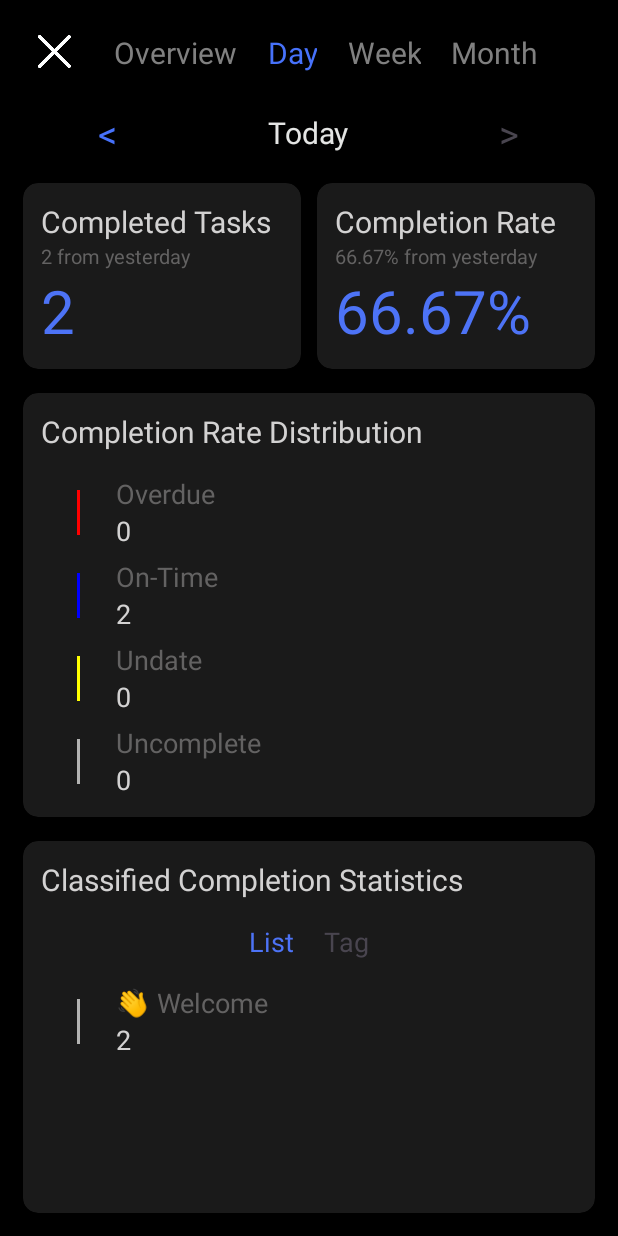
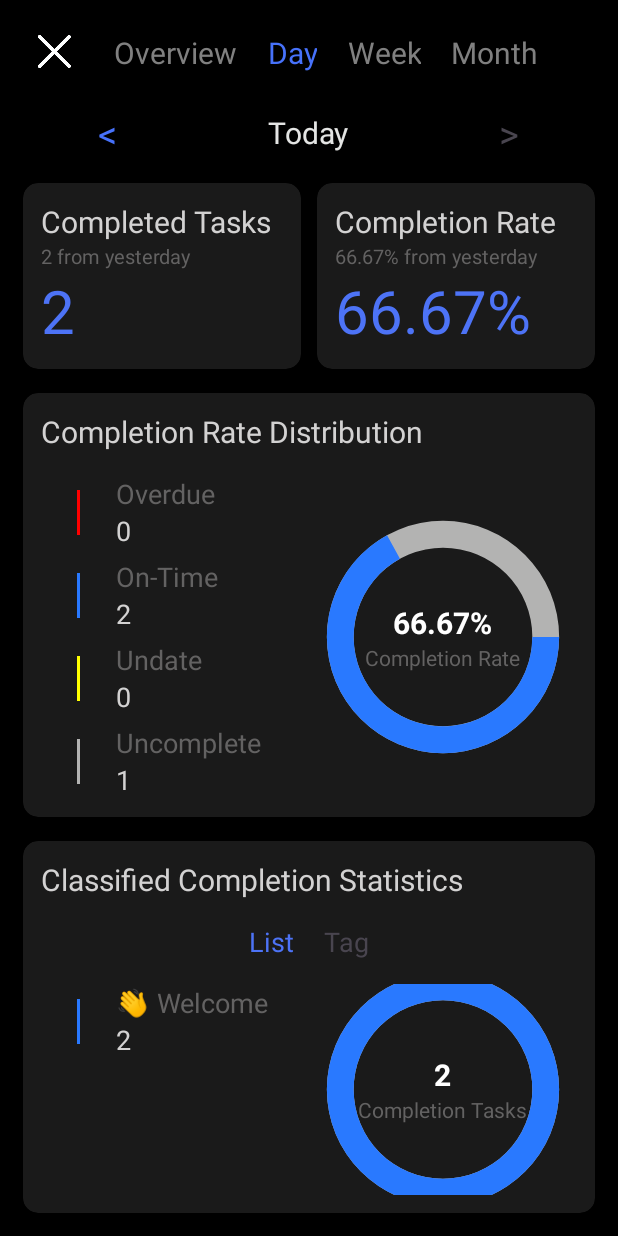
Before and after one commit to nguyenhuytan2004/Mobile-project, an Android app: the screen it shows after launch (TestScreen), on a phone screen of 412 x 824 dp. Run offline under Robolectric (Android 15) with nearby library versions, the phone set to English and light mode, and no system bars; Roboto replaces fonts that are not available here.

Commit message:
update -task statistics- screen

```diff
--- /dev/null
+++ b/app/src/main/res/drawable/circle_progress.xml
@@ -0,0 +1,23 @@
+<layer-list xmlns:android="http://schemas.android.com/apk/res/android">
+
+    <!-- Nền vòng màu xám -->
+    <item>
+        <shape android:shape="ring"
+            android:innerRadiusRatio="3"
+            android:thicknessRatio="10"
+            android:useLevel="false">
+            <solid android:color="#b3b3b2"/>
+        </shape>
+    </item>
+
+    <!-- Tiến trình màu xanh -->
+    <item>
+        <shape android:shape="ring"
+            android:innerRadiusRatio="3"
+            android:thicknessRatio="10"
+            android:useLevel="true">
+            <solid android:color="#2979FF"/>
+        </shape>
+    </item>
+
+</layer-list>
--- a/app/src/main/res/layout/task_statistics.xml
+++ b/app/src/main/res/layout/task_statistics.xml
@@ -120,7 +120,7 @@
                 android:padding="12dp">
 
                 <TextView
-                    android:id="@+id/textView10"
+                    android:id="@+id/textView28"
                     android:layout_width="wrap_content"
                     android:layout_height="wrap_content"
                     android:text="Completed Tasks"
@@ -128,7 +128,7 @@
                     android:textSize="20sp"/>
 
                 <TextView
-                    android:id="@+id/textView11"
+                    android:id="@+id/textView29"
                     android:layout_width="wrap_content"
                     android:layout_height="wrap_content"
                     android:layout_weight="1"
@@ -137,7 +137,7 @@
                     android:textSize="13sp"/>
 
                 <TextView
-                    android:id="@+id/textView12"
+                    android:id="@+id/textView30"
                     android:layout_width="wrap_content"
                     android:layout_height="wrap_content"
                     android:text="2"
@@ -216,7 +216,7 @@
 
             <LinearLayout
                 android:layout_width="match_parent"
-                android:layout_height="match_parent"
+                android:layout_height="wrap_content"
                 android:orientation="horizontal">
 
                 <LinearLayout
@@ -274,7 +274,7 @@
                             android:id="@+id/imageView3"
                             android:layout_width="50dp"
                             android:layout_height="50dp"
-                            android:tint="@color/blue"
+                            android:tint="#2979FF"
                             android:padding="10dp"
                             android:src="@drawable/line_icon"/>
 
@@ -348,7 +348,7 @@
                         android:orientation="horizontal">
 
                         <ImageView
-                            android:id="@+id/imageView5"
+                            android:id="@+id/imageView6"
                             android:layout_width="50dp"
                             android:layout_height="50dp"
                             android:tint="#b3b3b2"
@@ -362,7 +362,7 @@
                             android:layout_gravity="center">
 
                             <TextView
-                                android:id="@+id/textView20"
+                                android:id="@+id/textView21"
                                 android:layout_width="match_parent"
                                 android:layout_height="wrap_content"
                                 android:text="Uncomplete"
@@ -370,10 +370,10 @@
                                 android:textSize="18sp" />
 
                             <TextView
-                                android:id="@+id/textView21"
+                                android:id="@+id/textView22"
                                 android:layout_width="match_parent"
                                 android:layout_height="wrap_content"
-                                android:text="0"
+                                android:text="1"
                                 android:textSize="18sp"
                                 android:textColor="#d3d2d2" />
                         </LinearLayout>
@@ -381,12 +381,56 @@
                     </LinearLayout>
                 </LinearLayout>
 
-                <View
-                    android:id="@+id/view3"
-                    android:layout_width="wrap_content"
-                    android:layout_height="0dp"
-                    android:layout_weight="1" />
+                <RelativeLayout
+                    android:id="@+id/progress_container"
+                    android:layout_width="match_parent"
+                    android:layout_height="match_parent"
+                    android:layout_weight="1"
+                    app:layout_constraintEnd_toEndOf="parent"
+                    app:layout_constraintTop_toBottomOf="@id/title"
+                    app:layout_constraintBottom_toBottomOf="parent">
+
+                    <ProgressBar
+                        android:id="@+id/progressBar"
+                        android:layout_width="match_parent"
+                        android:layout_height="match_parent"
+                        android:indeterminate="false"
+                        android:progressDrawable="@drawable/circle_progress"
+                        android:max="100"
+                        android:progress="67"
+                        style="?android:attr/progressBarStyleHorizontal"
+                        />
+
+                    <LinearLayout
+                        android:layout_width="wrap_content"
+                        android:layout_height="wrap_content"
+                        android:orientation="vertical"
+                        android:layout_centerInParent="true">
+
+                        <TextView
+                            android:id="@+id/txtPercentage2"
+                            android:layout_width="match_parent"
+                            android:layout_height="wrap_content"
+                            android:layout_centerInParent="true"
+                            android:text="66.67%"
+                            android:textColor="#FFFFFF"
+                            android:textSize="20sp"
+                            android:textStyle="bold"
+                            android:gravity="center"/>
+
+                        <TextView
+                            android:id="@+id/textView6"
+                            android:layout_width="match_parent"
+                            android:layout_height="wrap_content"
+                            android:text="Completion Rate"
+                            android:gravity="center"
+                            android:textColor="#636262"/>
+                    </LinearLayout>
+
+                </RelativeLayout>
+
             </LinearLayout>
+
         </LinearLayout>
     </androidx.cardview.widget.CardView>
 
@@ -403,7 +447,7 @@
             android:padding="12dp">
 
             <TextView
-                android:id="@+id/textView13"
+                android:id="@+id/textView27"
                 android:layout_width="match_parent"
                 android:layout_height="wrap_content"
                 android:text="Classified Completion Statistics"
@@ -462,7 +506,7 @@
                             android:layout_height="50dp"
                             android:padding="10dp"
                             android:src="@drawable/line_icon"
-                            android:tint="#b3b3b2" />
+                            android:tint="#2979FF" />
 
                         <LinearLayout
                             android:layout_width="match_parent"
@@ -479,7 +523,7 @@
                                 android:textSize="18sp" />
 
                             <TextView
-                                android:id="@+id/textView21"
+                                android:id="@+id/textView26"
                                 android:layout_width="match_parent"
                                 android:layout_height="wrap_content"
                                 android:text="2"
@@ -491,11 +535,50 @@
 
                 </LinearLayout>
 
-                <View
-                    android:id="@+id/view5"
-                    android:layout_width="wrap_content"
+                <RelativeLayout
+                    android:id="@+id/progress_container2"
+                    android:layout_width="match_parent"
                     android:layout_height="wrap_content"
-                    android:layout_weight="1" />
+                    android:layout_weight="1">
+
+                    <ProgressBar
+                        android:id="@+id/progressBar2"
+                        android:layout_width="match_parent"
+                        android:layout_height="match_parent"
+                        android:indeterminate="false"
+                        android:progressDrawable="@drawable/circle_progress"
+                        android:max="100"
+                        android:progress="100"
+                        style="?android:attr/progressBarStyleHorizontal"
+                        />
+
+                    <LinearLayout
+                        android:layout_width="wrap_content"
+                        android:layout_height="wrap_content"
+                        android:orientation="vertical"
+                        android:layout_centerInParent="true">
+
+                        <TextView
+                            android:id="@+id/txtPercentage3"
+                            android:layout_width="match_parent"
+                            android:layout_height="wrap_content"
+                            android:layout_centerInParent="true"
+                            android:text="2"
+                            android:textColor="#FFFFFF"
+                            android:textSize="20sp"
+                            android:textStyle="bold"
+                            android:gravity="center"/>
+
+                        <TextView
+                            android:id="@+id/textView25"
+                            android:layout_width="match_parent"
+                            android:layout_height="wrap_content"
+                            android:text="Completion Tasks"
+                            android:gravity="center"
+                            android:textColor="#636262"/>
+                    </LinearLayout>
+
+                </RelativeLayout>
 
 
             </LinearLayout>
```
